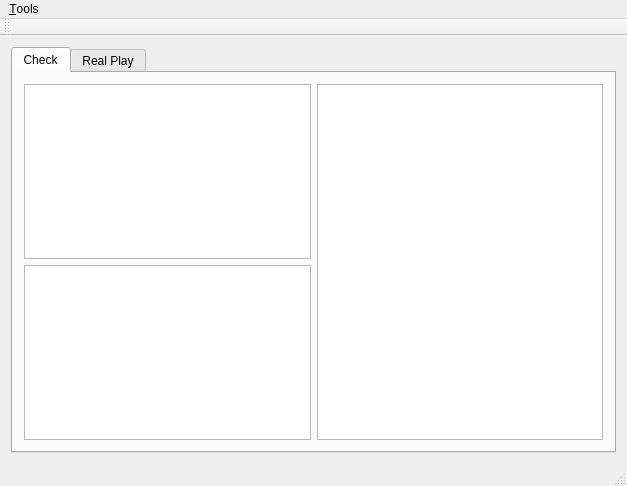
Old version of the form CheckWheels/MainWindow.ui in the repository cx3386/test-hik.
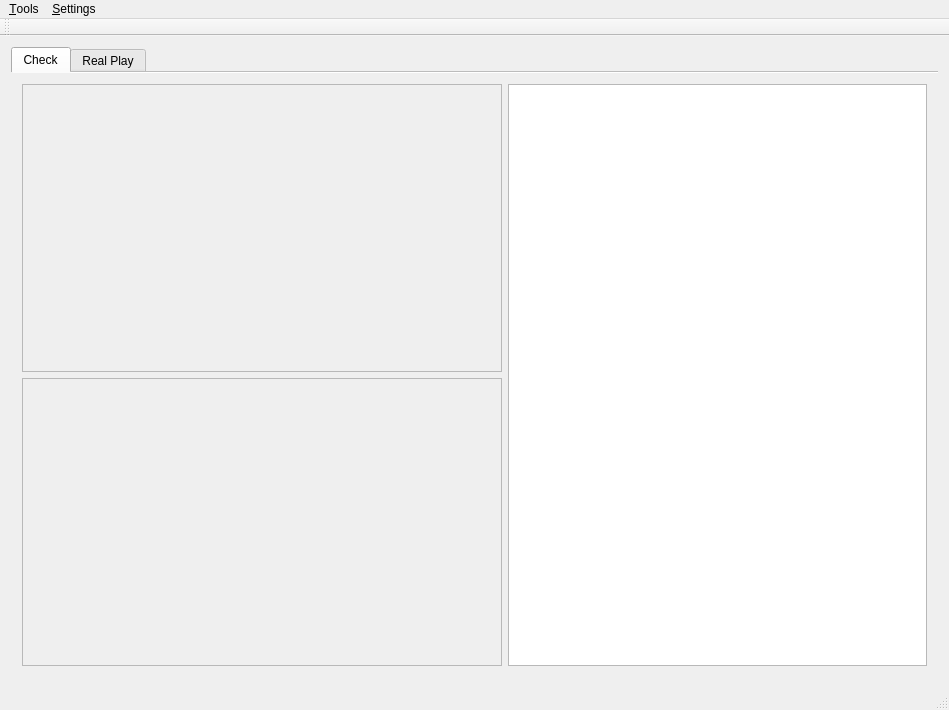
New version of the form.

What changed in the file:
```diff
--- a/CheckWheels/MainWindow.ui
+++ b/CheckWheels/MainWindow.ui
@@ -6,8 +6,8 @@
    <rect>
     <x>0</x>
     <y>0</y>
-    <width>627</width>
-    <height>486</height>
+    <width>949</width>
+    <height>710</height>
    </rect>
   </property>
   <property name="windowTitle">
@@ -20,37 +20,75 @@
       <property name="currentIndex">
        <number>0</number>
       </property>
+      <property name="documentMode">
+       <bool>true</bool>
+      </property>
       <widget class="QWidget" name="checkTab">
        <attribute name="title">
         <string>Check</string>
        </attribute>
        <layout class="QGridLayout" name="gridLayout">
         <item row="0" column="0">
-         <widget class="QGraphicsView" name="graphicsView1">
+         <layout class="QVBoxLayout" name="verticalLayout" stretch="0,0">
+          <item>
+           <widget class="QLabel" name="imageLabel1">
+            <property name="minimumSize">
+             <size>
+              <width>480</width>
+              <height>270</height>
+             </size>
+            </property>
+            <property name="frameShape">
+             <enum>QFrame::StyledPanel</enum>
+            </property>
+            <property name="text">
+             <string/>
+            </property>
+            <property name="scaledContents">
+             <bool>true</bool>
+            </property>
+           </widget>
+          </item>
+          <item>
+           <widget class="QLabel" name="imageLabel2">
+            <property name="minimumSize">
+             <size>
+              <width>480</width>
+              <height>270</height>
+             </size>
+            </property>
+            <property name="frameShape">
+             <enum>QFrame::StyledPanel</enum>
+            </property>
+            <property name="text">
+             <string/>
+            </property>
+            <property name="scaledContents">
+             <bool>true</bool>
+            </property>
+           </widget>
+          </item>
+         </layout>
+        </item>
+        <item row="0" column="1">
+         <widget class="QTextBrowser" name="logBrowser">
           <property name="minimumSize">
            <size>
-            <width>192</width>
-            <height>108</height>
+            <width>400</width>
+            <height>0</height>
            </size>
           </property>
-         </widget>
-        </item>
-        <item row="0" column="1" rowspan="2">
-         <widget class="QTextBrowser" name="logBrowser"/>
-        </item>
-        <item row="1" column="0">
-         <widget class="QGraphicsView" name="graphicsView2">
-          <property name="sizePolicy">
-           <sizepolicy hsizetype="Expanding" vsizetype="Expanding">
-            <horstretch>0</horstretch>
-            <verstretch>0</verstretch>
-           </sizepolicy>
+          <property name="lineWidth">
+           <number>1</number>
           </property>
-          <property name="minimumSize">
-           <size>
-            <width>192</width>
-            <height>108</height>
-           </size>
+          <property name="midLineWidth">
+           <number>0</number>
+          </property>
+          <property name="readOnly">
+           <bool>true</bool>
+          </property>
+          <property name="openExternalLinks">
+           <bool>true</bool>
           </property>
          </widget>
         </item>
@@ -70,7 +108,7 @@
     <rect>
      <x>0</x>
      <y>0</y>
-     <width>627</width>
+     <width>949</width>
      <height>30</height>
     </rect>
    </property>
@@ -87,7 +125,15 @@
     </widget>
     <addaction name="menuCamera"/>
    </widget>
+   <widget class="QMenu" name="menu_Settings">
+    <property name="title">
+     <string>&amp;Settings</string>
+    </property>
+    <addaction name="action_Open_ini"/>
+    <addaction name="action_Load_ini"/>
+   </widget>
    <addaction name="menu_Tools"/>
+   <addaction name="menu_Settings"/>
   </widget>
   <widget class="QToolBar" name="mainToolBar">
    <attribute name="toolBarArea">
```
Left out of the diff: 12 changed lines with no effect on the pictures.
